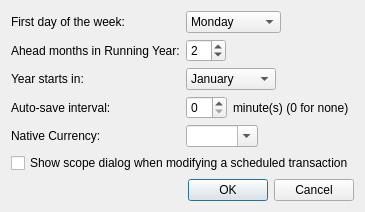
First picture: the form in qt/ui/preferences_panel.ui, repository Mouchnino/moneyguru, before the edit.
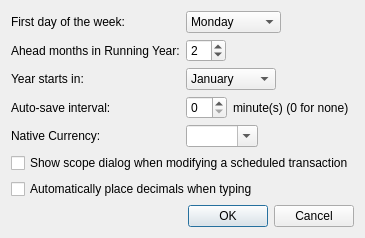
Second picture: the form after the edit.

Commit message: [#116] Added the auto decimal place pref in Qt's preference panel.

Patch:
```diff
--- a/qt/ui/preferences_panel.ui
+++ b/qt/ui/preferences_panel.ui
@@ -240,6 +240,13 @@
      </property>
     </widget>
    </item>
+   <item>
+    <widget class="QCheckBox" name="autoDecimalPlaceCheckBox">
+     <property name="text">
+      <string>Automatically place decimals when typing</string>
+     </property>
+    </widget>
+   </item>
    <item>
     <spacer name="verticalSpacer">
      <property name="orientation">
```
The commit also changes 1 other file.
